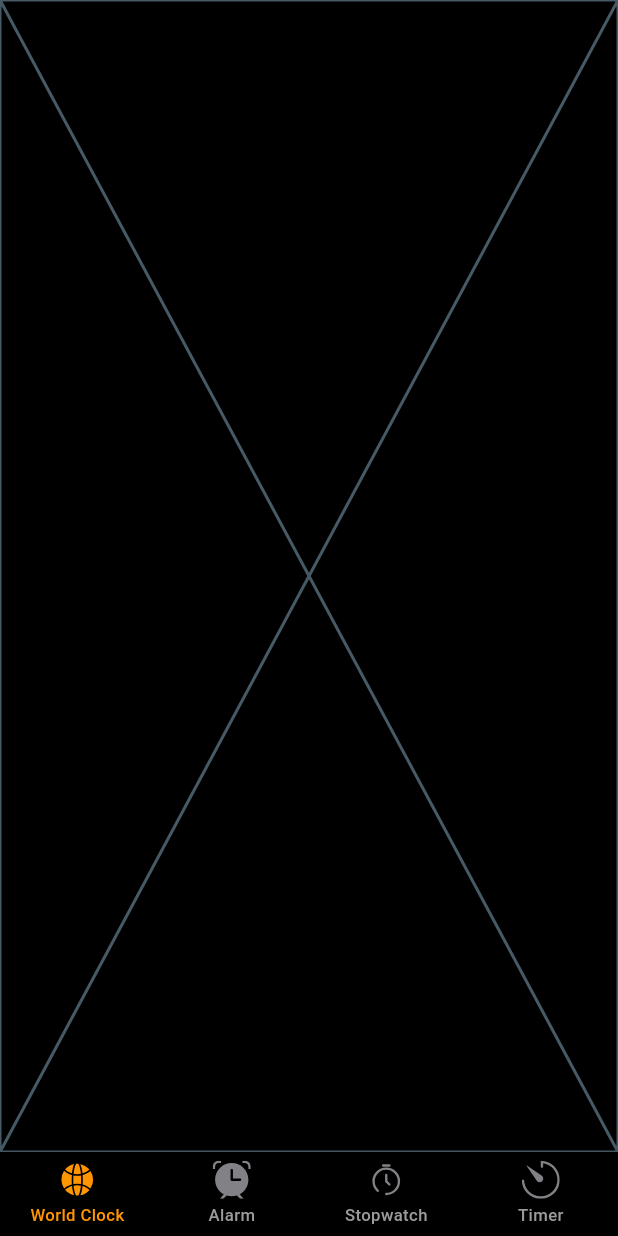
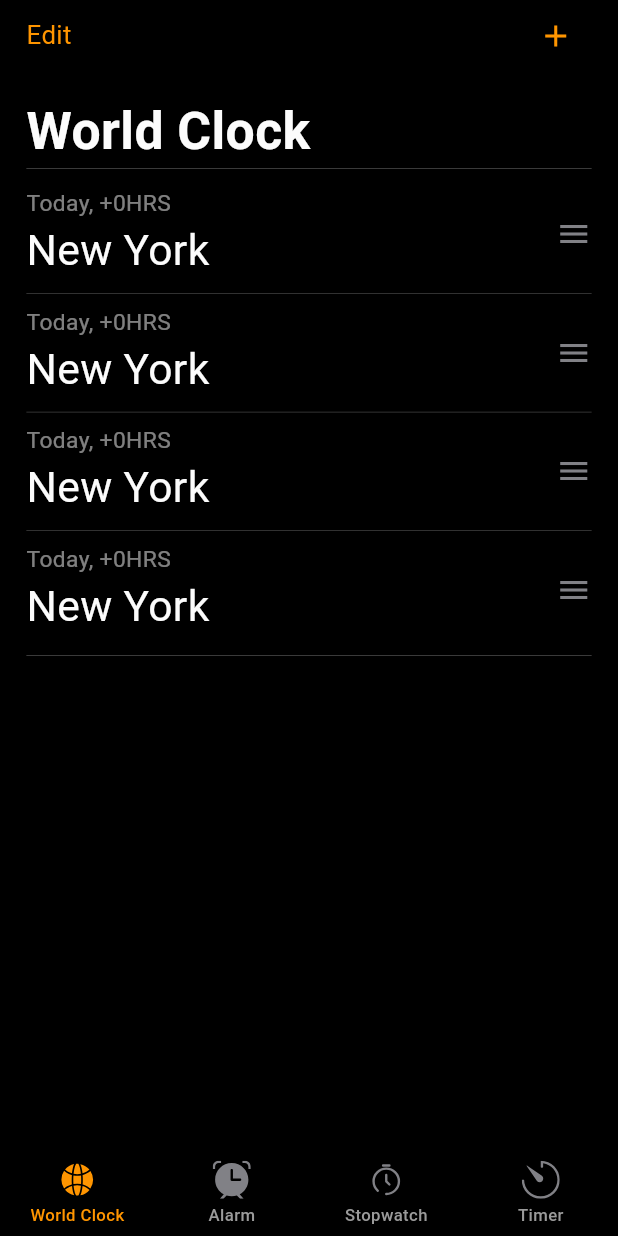
Before and after one commit to KhaledRamadan880/ios_clock_app, a Flutter app: the screen it shows after launch, on a phone screen of 412 x 824 dp. Run offline on Flutter 3.47's test engine with Material 3 defaults, Android fonts, the light colour scheme and no system bars; our stand-ins replace device_preview, flutter_svg, get_it, shared_preferences.

Commit message:
World Clock View

```diff
--- a/lib/core/imports/imports.dart
+++ b/lib/core/imports/imports.dart
@@ -6,3 +6,4 @@ export 'package:ios_clock_app/core/utils/app_colors.dart';
 export 'package:ios_clock_app/core/utils/app_assets.dart';
 export 'package:ios_clock_app/core/utils/app_strings.dart';
 export 'package:ios_clock_app/core/utils/app_text_styles.dart';
+export 'package:ios_clock_app/core/widgets/custom_divider.dart';
--- a/lib/core/utils/app_strings.dart
+++ b/lib/core/utils/app_strings.dart
@@ -1,7 +1,12 @@
 abstract class AppStrings {
-  //! Navigation Bar
+  //! Home
   static const String worldClock = "World Clock";
   static const String alarm = "Alarm";
   static const String stopwatch = "Stopwatch";
   static const String timer = "Timer";
+  static const String done = "Done";
+  static const String edit = "Edit";
+
+  //! World Clock
+  static const String noWorldClocks = "No World Clocks";
 }
--- /dev/null
+++ b/lib/core/widgets/custom_divider.dart
@@ -0,0 +1,15 @@
+import 'package:ios_clock_app/core/imports/imports.dart';
+
+class CustomDivider extends StatelessWidget {
+  const CustomDivider({
+    super.key,
+  });
+
+  @override
+  Widget build(BuildContext context) {
+    return Divider(
+      color: AppColors.lightGray,
+      thickness: .25.responsiveHeight(context),
+    );
+  }
+}
--- /dev/null
+++ b/lib/core/widgets/edit_and_add_bar.dart
@@ -0,0 +1,37 @@
+import 'package:ios_clock_app/core/imports/imports.dart';
+
+class EditAndAddBar extends StatelessWidget {
+  const EditAndAddBar({
+    super.key,
+    this.onEditing,
+    this.editOnTap,
+    this.addOnTap,
+  });
+
+  final bool? onEditing;
+  final Function()? editOnTap;
+  final Function()? addOnTap;
+
+  @override
+  Widget build(BuildContext context) {
+    return Row(
+      children: [
+        //! Edit Text Button
+        GestureDetector(
+          onTap: editOnTap,
+          child: Text(
+            onEditing == false ? AppStrings.done : AppStrings.edit,
+            style: Styles.style17(context).copyWith(
+              color: Theme.of(context).primaryColor,
+            ),
+          ),
+        ),
+        const Spacer(),
+        IconButton(
+          onPressed: addOnTap,
+          icon: Icon(Icons.add, color: Theme.of(context).primaryColor),
+        ),
+      ],
+    );
+  }
+}
--- /dev/null
+++ b/lib/core/widgets/no_item_text.dart
@@ -0,0 +1,24 @@
+import 'package:ios_clock_app/core/imports/imports.dart';
+
+class NoItemText extends StatelessWidget {
+  const NoItemText({
+    super.key,
+    required this.title,
+  });
+
+  final String title;
+
+  @override
+  Widget build(BuildContext context) {
+    return Expanded(
+      child: Center(
+        child: Text(
+          title,
+          style: Styles.style22(context).copyWith(
+            color: AppColors.lightGray,
+          ),
+        ),
+      ),
+    );
+  }
+}
--- a/lib/features/home/prsentation/view/home_view.dart
+++ b/lib/features/home/prsentation/view/home_view.dart
@@ -1,5 +1,6 @@
 import 'package:ios_clock_app/core/imports/imports.dart';
 import 'package:ios_clock_app/features/home/prsentation/widgets/bottom_navigation_bar.dart';
+import 'package:ios_clock_app/features/world_clock/presentation/views/world_clock_view.dart';
 
 class HomeView extends StatefulWidget {
   const HomeView({super.key});
@@ -11,7 +12,7 @@ class HomeView extends StatefulWidget {
 class _HomeViewState extends State<HomeView> {
   int selectedIndex = 0;
   List<Widget> screens = [
-    const Placeholder(),
+    const WorldClockView(),
     const Placeholder(),
     const Placeholder(),
     const Placeholder(),
--- /dev/null
+++ b/lib/features/world_clock/presentation/views/world_clock_view.dart
@@ -0,0 +1,32 @@
+import 'package:ios_clock_app/core/imports/imports.dart';
+import 'package:ios_clock_app/core/widgets/edit_and_add_bar.dart';
+import 'package:ios_clock_app/features/world_clock/presentation/widgets/world_clock_list_view.dart';
+
+class WorldClockView extends StatelessWidget {
+  const WorldClockView({super.key});
+
+  @override
+  Widget build(BuildContext context) {
+    return Expanded(
+      child: Padding(
+        padding: EdgeInsets.symmetric(horizontal: 16.responsiveWidth(context)),
+        child: Column(
+          crossAxisAlignment: CrossAxisAlignment.start,
+          children: [
+            //! Edit & Add Bar
+            const EditAndAddBar(),
+            SizedBox(height: 15.responsiveHeight(context)),
+            //! Title
+            Text(
+              AppStrings.worldClock,
+              style: Styles.style34Bold(context),
+            ),
+            //! Clocks List View
+            const WorldClockListView(),
+            // const NoItemText(title: AppStrings.noWorldClocks,),
+          ],
+        ),
+      ),
+    );
+  }
+}
--- /dev/null
+++ b/lib/features/world_clock/presentation/widgets/world_clock_item.dart
@@ -0,0 +1,56 @@
+import 'package:ios_clock_app/core/imports/imports.dart';
+
+class WorldClockItem extends StatelessWidget {
+  const WorldClockItem({
+    super.key,
+  });
+
+  @override
+  Widget build(BuildContext context) {
+    return SizedBox(
+      width: 386.responsiveWidth(context),
+      child: Row(
+        children: [
+          //! Remove Icon Button
+          // Padding(
+          //   padding: EdgeInsets.only(right: 10.responsiveWidth(context)),
+          //   child: IconButton(
+          //     onPressed: () {},
+          //     icon: const Icon(
+          //       Icons.remove_circle,
+          //       color: AppColors.red,
+          //     ),
+          //   ),
+          // ),
+          //! City & time zone
+          Column(
+            crossAxisAlignment: CrossAxisAlignment.start,
+            mainAxisSize: MainAxisSize.min,
+            children: [
+              //! Time Zone
+              Text(
+                "Today, +0HRS",
+                style: Styles.style15(context).copyWith(
+                  color: AppColors.lightGray,
+                ),
+              ),
+              Text(
+                "New York",
+                style: Styles.style28(context),
+              ),
+            ],
+          ),
+          const Spacer(),
+          //! Drag Icon Button
+          GestureDetector(
+            onLongPress: () {},
+            child: const Icon(
+              Icons.menu,
+              color: AppColors.gray1,
+            ),
+          ),
+        ],
+      ),
+    );
+  }
+}
--- /dev/null
+++ b/lib/features/world_clock/presentation/widgets/world_clock_list_view.dart
@@ -0,0 +1,39 @@
+import 'package:ios_clock_app/core/imports/imports.dart';
+import 'package:ios_clock_app/features/world_clock/presentation/widgets/world_clock_item.dart';
+
+class WorldClockListView extends StatelessWidget {
+  const WorldClockListView({
+    super.key,
+  });
+
+  @override
+  Widget build(BuildContext context) {
+    return Container(
+      padding: EdgeInsets.symmetric(
+        vertical: 12.responsiveHeight(context),
+      ),
+      decoration: BoxDecoration(
+        border: Border.symmetric(
+          horizontal: BorderSide(
+            color: AppColors.lightGray,
+            width: .3.responsiveHeight(context),
+          ),
+        ),
+      ),
+      child: Wrap(
+        children: [
+          ListView.separated(
+            separatorBuilder: (context, index) {
+              return const CustomDivider();
+            },
+            shrinkWrap: true,
+            itemCount: 4,
+            itemBuilder: (context, index) {
+              return const WorldClockItem();
+            },
+          ),
+        ],
+      ),
+    );
+  }
+}
```
